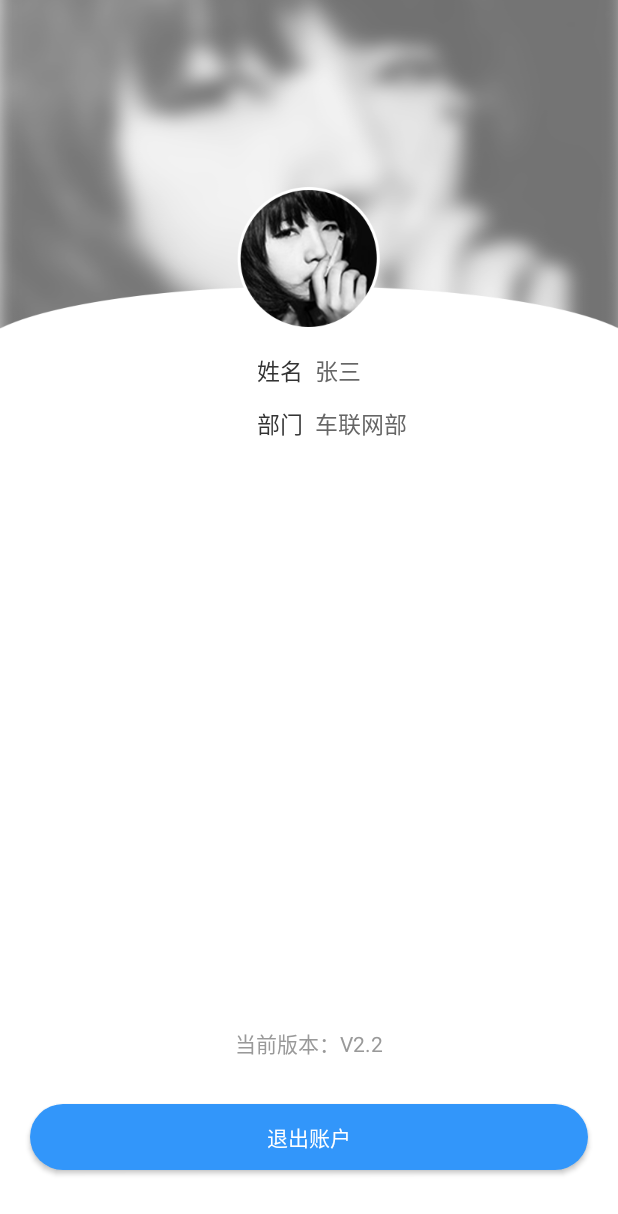
After one commit to drs0214/hongyan_producer_app_android, an Android app: the layout fragment_my.xml on its own in the app's theme, with its tools: preview values and no code run, on a phone screen of 412 x 824 dp. The commit adds this screen. Shown: the top 1214 px of the screen. Run offline under Robolectric (Android 15) with nearby library versions, the phone set to English and light mode, and no system bars.

Commit message:
为适配做修改

```diff
--- a/app/src/main/res/drawable/white_shape_5.xml
+++ b/app/src/main/res/drawable/white_shape_5.xml
@@ -4,7 +4,7 @@
         android:radius="5dp"
         />
     <solid
-        android:color="#ffffff"
+        android:color="@color/white"
         />
     <padding
         android:left="0dp"
--- /dev/null
+++ b/app/src/main/res/layout/fragment_my.xml
@@ -0,0 +1,119 @@
+<?xml version="1.0" encoding="utf-8"?>
+<LinearLayout xmlns:android="http://schemas.android.com/apk/res/android"
+    android:layout_width="match_parent"
+    android:layout_height="match_parent"
+    android:background="@color/white"
+    android:orientation="vertical">
+
+
+    <RelativeLayout
+        android:layout_width="match_parent"
+        android:layout_height="@dimen/margin220">
+
+        <ImageView
+            android:layout_width="match_parent"
+            android:layout_height="wrap_content"
+            android:scaleType="fitXY"
+            android:src="@drawable/head_bg" />
+
+        <ImageView
+            android:layout_width="wrap_content"
+            android:layout_height="wrap_content"
+            android:layout_alignParentBottom="true"
+            android:layout_centerHorizontal="true"
+            android:src="@drawable/head" />
+    </RelativeLayout>
+
+    <LinearLayout
+        android:layout_width="match_parent"
+        android:layout_height="wrap_content"
+        android:layout_marginTop="@dimen/margin15"
+        android:gravity="center_horizontal"
+        android:orientation="horizontal">
+
+        <TextView
+            android:layout_width="0dp"
+            android:layout_height="wrap_content"
+            android:layout_weight="1"
+            android:gravity="right"
+            android:text="姓名"
+            android:textColor="@color/list_item_text_color_title"
+            android:textSize="@dimen/text_size_15" />
+
+        <TextView
+            android:layout_width="0dp"
+            android:layout_weight="1"
+            android:layout_height="wrap_content"
+            android:layout_marginLeft="@dimen/margin8"
+            android:text="张三"
+            android:textColor="@color/text_nr"
+            android:textSize="@dimen/text_size_15" />
+
+    </LinearLayout>
+    <LinearLayout
+        android:layout_width="match_parent"
+        android:layout_height="wrap_content"
+        android:layout_marginTop="@dimen/margin12"
+        android:gravity="center_horizontal"
+        android:orientation="horizontal">
+
+        <TextView
+            android:layout_width="0dp"
+            android:layout_weight="1"
+            android:layout_height="wrap_content"
+            android:text="部门"
+            android:gravity="right"
+            android:textColor="@color/list_item_text_color_title"
+            android:textSize="@dimen/text_size_15" />
+
+        <TextView
+            android:layout_width="0dp"
+            android:layout_weight="1"
+            android:layout_height="wrap_content"
+            android:text="车联网部"
+            android:layout_marginLeft="@dimen/margin8"
+            android:textColor="@color/text_nr"
+            android:textSize="@dimen/text_size_15" />
+    </LinearLayout>
+    <RelativeLayout
+        android:layout_width="match_parent"
+        android:layout_height="match_parent">
+    <Button
+        android:id="@+id/btn_out"
+        android:layout_width="match_parent"
+        android:layout_height="@dimen/margin44"
+        android:layout_marginLeft="@dimen/margin20"
+        android:layout_marginRight="@dimen/margin20"
+        android:layout_alignParentBottom="true"
+        android:layout_marginBottom="@dimen/margin44"
+        android:background="@drawable/btn_blue_shape"
+        android:gravity="center"
+        android:text="退出账户"
+
+        android:textColor="@color/white"
+        android:textSize="@dimen/text_size_14" />
+        <LinearLayout
+            android:layout_width="match_parent"
+            android:layout_height="wrap_content"
+            android:layout_above ="@+id/btn_out"
+            android:layout_marginBottom="@dimen/margin30"
+            android:gravity="center_horizontal"
+            android:orientation="horizontal">
+
+            <TextView
+                android:layout_width="wrap_content"
+                android:layout_height="wrap_content"
+                android:text="当前版本："
+                android:textColor="@color/desc_text_color"
+                android:textSize="@dimen/text_size_14" />
+
+            <TextView
+                android:id="@+id/tv_version"
+                android:layout_width="wrap_content"
+                android:layout_height="wrap_content"
+                android:text="V2.2"
+                android:textColor="@color/desc_text_color"
+                android:textSize="@dimen/text_size_14" />
+        </LinearLayout>
+    </RelativeLayout>
+</LinearLayout>
--- a/app/src/main/res/layout/item_chujian.xml
+++ b/app/src/main/res/layout/item_chujian.xml
@@ -29,7 +29,7 @@
             android:id="@+id/tv_time"
             android:layout_width="wrap_content"
             android:layout_height="wrap_content"
-            android:layout_marginTop="@dimen/margin14"
+            android:layout_marginTop="@dimen/margin12"
             android:layout_alignLeft="@+id/tv_name"
             android:layout_below="@id/tv_name"
             android:layout_alignStart="@+id/tv_name"
@@ -56,7 +56,7 @@
             <TextView
                 android:layout_width="wrap_content"
                 android:layout_height="wrap_content"
-                android:layout_marginTop="@dimen/margin9"
+                android:layout_marginTop="@dimen/margin8"
                 android:text="通过"
                 android:textColor="@color/text_nr"
                 android:textSize="@dimen/text_size_12" />
--- a/app/src/main/res/values/colors.xml
+++ b/app/src/main/res/values/colors.xml
@@ -12,6 +12,7 @@
     <color name="divider_line">#E5E5E5</color>
     <!--  背景 -->
     <color name="colorBackgroud">#F5F5F5</color>
+    <color name="main_bg">#f5f5f5</color>
 
     <!--  标题栏 -->
     <color name="titlebar_bg">#169ADA</color>
--- a/app/src/main/res/values/dimens.xml
+++ b/app/src/main/res/values/dimens.xml
@@ -18,6 +18,7 @@
     <dimen name="margin8">8dp</dimen>
     <dimen name="margin9">9dp</dimen>
     <dimen name="margin10">10dp</dimen>
+    <dimen name="margin12">12dp</dimen>
     <dimen name="margin13">13dp</dimen>
     <dimen name="margin14">14dp</dimen>
     <dimen name="margin15">15dp</dimen>
@@ -36,6 +37,7 @@
     <dimen name="margin90">90dp</dimen>
     <dimen name="margin92">92dp</dimen>
     <dimen name="margin150">150dp</dimen>
+    <dimen name="margin220">220dp</dimen>
     <dimen name="margin230">230dp</dimen>
     <dimen name="margin345">345dp</dimen>
     <!--  内边距 级别倍数-->
```
Also changed, not shown: app/src/main/res/layout/chujian_detail.xml (+11 -11 lines), app/src/main/res/layout/item_transport_scan_result.xml (added, +129 -0 lines), app/src/main/res/layout/secondcheck_force.xml (+6 -5 lines), app/src/main/res/layout/transport_scan.xml (added, +231 -0 lines), app/src/main/res/layout/transport_scan_grid.xml (added, +14 -0 lines), app/src/main/res/layout/transport_scan_result.xml (added, +74 -0 lines), app/src/main/res/drawable-xhdpi/car_normal.png (added), app/src/main/res/drawable-xhdpi/head.png (added), app/src/main/res/drawable-xhdpi/head_bg.png (added).
